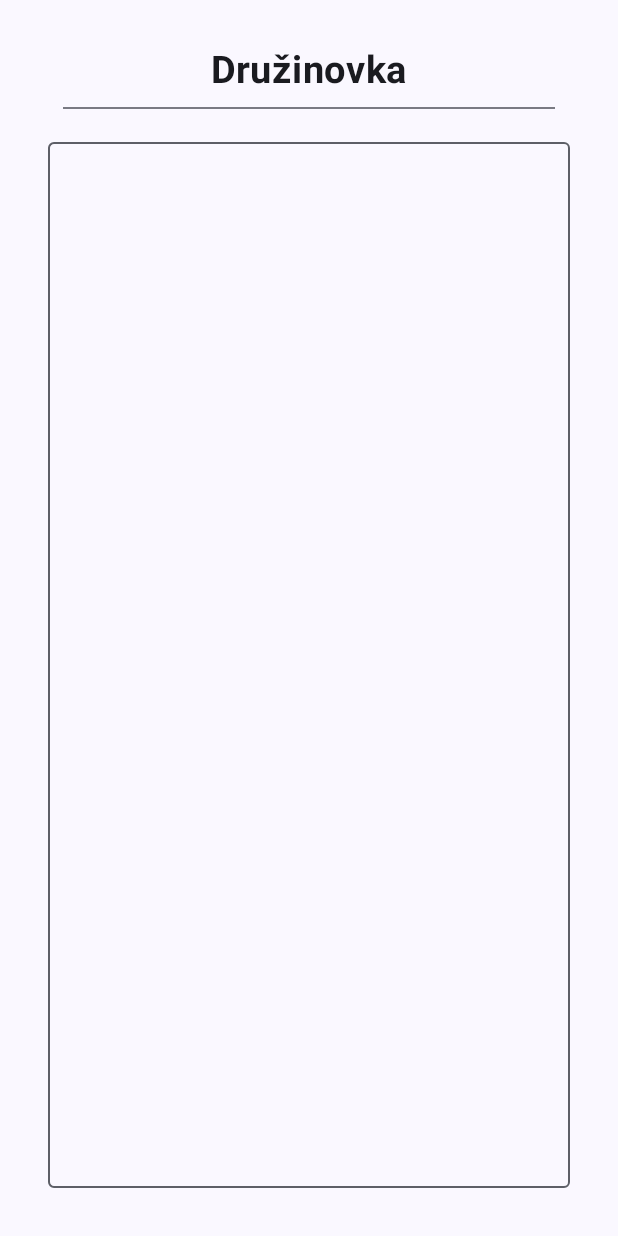
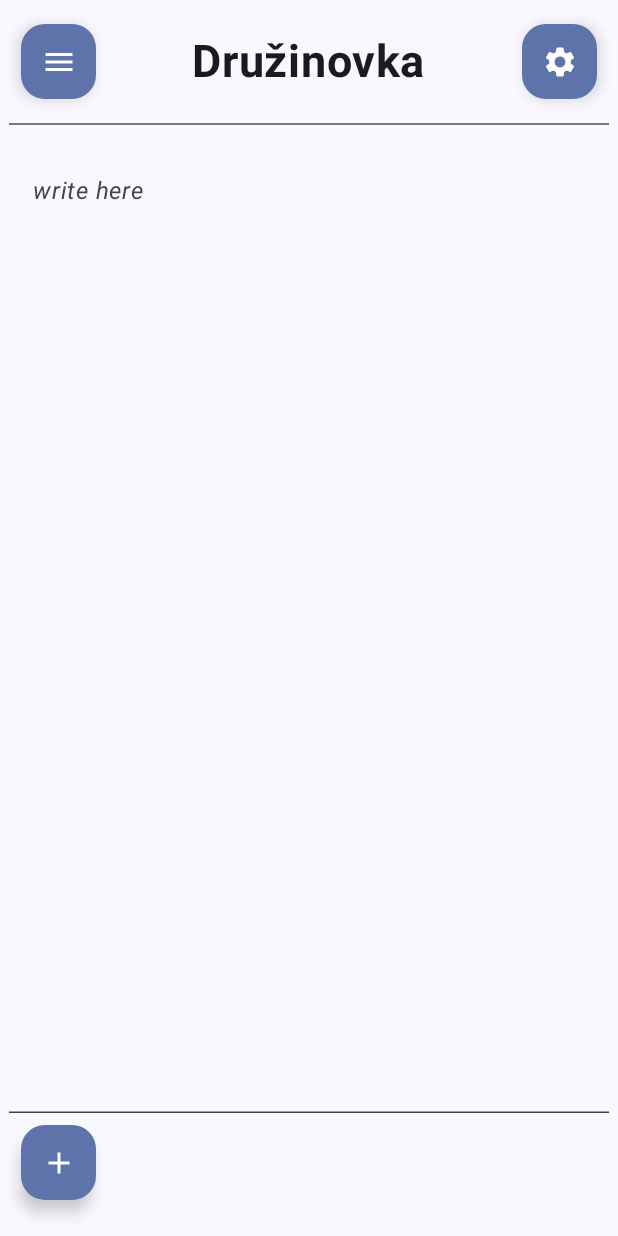
Before and after one commit to hafihaf123/radca, an Android app built with Jetpack Compose: the screen it shows after launch (MainActivity), on a phone screen of 412 x 824 dp. Run offline under Robolectric (Android 15) with nearby library versions, the phone set to English and light mode, and no system bars.

Commit message:
redesigned DruzinovkaScreen added IconButton made druzContent go from datastore only the first time the app is opened
TODO:
- IconButton add onClick logic

```diff
--- a/app/src/main/java/com/hafihaf/radca/DruzinovkaScreen.kt
+++ b/app/src/main/java/com/hafihaf/radca/DruzinovkaScreen.kt
@@ -1,33 +1,39 @@
 package com.hafihaf.radca
 
-import androidx.compose.foundation.layout.Box
 import androidx.compose.foundation.layout.Column
+import androidx.compose.foundation.layout.Row
 import androidx.compose.foundation.layout.fillMaxSize
 import androidx.compose.foundation.layout.fillMaxWidth
 import androidx.compose.foundation.layout.padding
+import androidx.compose.foundation.layout.size
+import androidx.compose.material.icons.Icons
+import androidx.compose.material.icons.filled.Add
+import androidx.compose.material.icons.filled.Menu
+import androidx.compose.material.icons.filled.Settings
+import androidx.compose.material3.Divider
 import androidx.compose.runtime.Composable
+import androidx.compose.runtime.LaunchedEffect
 import androidx.compose.runtime.collectAsState
 import androidx.compose.runtime.getValue
 import androidx.compose.runtime.mutableStateOf
-import androidx.compose.runtime.remember
 import androidx.compose.runtime.rememberCoroutineScope
 import androidx.compose.runtime.saveable.rememberSaveable
 import androidx.compose.runtime.setValue
+import androidx.compose.ui.Alignment
 import androidx.compose.ui.Modifier
 import androidx.compose.ui.platform.LocalContext
 import androidx.compose.ui.res.stringResource
 import androidx.compose.ui.tooling.preview.Preview
 import androidx.compose.ui.unit.dp
 import com.hafihaf.radca.datastore.StoreDruzContent
+import com.hafihaf.radca.ui.IconButton
 import com.hafihaf.radca.ui.InputBlock
 import com.hafihaf.radca.ui.Nadpis
 import com.hafihaf.radca.ui.theme.RadcaTheme
 import kotlinx.coroutines.launch
 
 @Composable
-fun DruzinovkaScreen(/*navController: NavController*/) {
-
-    val appLaunched by remember { mutableStateOf(true) }
+fun DruzinovkaScreen() {
 
     val context = LocalContext.current
     val scope = rememberCoroutineScope()
@@ -36,29 +42,48 @@ fun DruzinovkaScreen(/*navController: NavController*/) {
 
     var druzContent by rememberSaveable { mutableStateOf("") }
 
-    if (appLaunched) {
+    LaunchedEffect(savedDruzContent.value) {
+        // Set druzContent to the value from savedDruzContent when the composable is first launched
         druzContent = savedDruzContent.value!!
-//        appLaunched = false
     }
 
-    Box (
+    Column (
         modifier = Modifier
+            .padding(6.dp, 16.dp)
             .fillMaxSize()
-            .padding(32.dp)
     ) {
-        Column {
+        Row (
+            modifier = Modifier.padding(horizontal = 8.dp)
+        ) {
+            IconButton(
+                modifier = Modifier.size(50.dp),
+                icon = Icons.Filled.Menu,
+                contentDescription = stringResource(R.string.side_menu_button)
+            )
+
             Nadpis(
                 modifier = Modifier
-                    .padding(bottom = 12.dp)
-                    .fillMaxWidth(),
-                text = stringResource(R.string.druzinovka)
+                    .align(Alignment.CenterVertically)
+                    .weight(1f),
+                text = stringResource(R.string.druzinovka),
+                textSize = 30
             )
+
+            IconButton(
+                modifier = Modifier.size(50.dp),
+                icon = Icons.Filled.Settings,
+                contentDescription = stringResource(R.string.settings_button)
+            )
+        }
+
+        Divider(modifier = Modifier.padding(0.dp, 16.dp))
 
         InputBlock(
             modifier = Modifier
                 .weight(1f)
                 .fillMaxWidth(),
             text = druzContent,
+            placeholder = "write here",
             onTextChange = {
                 druzContent = it
                 scope.launch {
@@ -66,8 +91,15 @@ fun DruzinovkaScreen(/*navController: NavController*/) {
                 }
             }
         )
+        Row(
+            modifier = Modifier.padding(8.dp)
+        ) {
+            IconButton(
+                modifier = Modifier.size(50.dp),
+                icon = Icons.Filled.Add,
+                contentDescription = "more"
+            )
         }
-        /* MoreButton */
     }
 }
 
--- /dev/null
+++ b/app/src/main/java/com/hafihaf/radca/ui/IconButton.kt
@@ -0,0 +1,37 @@
+package com.hafihaf.radca.ui
+
+import androidx.compose.material.icons.Icons
+import androidx.compose.material.icons.filled.Add
+import androidx.compose.material3.FloatingActionButton
+import androidx.compose.material3.Icon
+import androidx.compose.runtime.Composable
+import androidx.compose.ui.Modifier
+import androidx.compose.ui.graphics.vector.ImageVector
+import androidx.compose.ui.tooling.preview.Preview
+import com.hafihaf.radca.ui.theme.RadcaTheme
+
+@Composable
+fun IconButton(
+    modifier: Modifier,
+    icon: ImageVector,
+    contentDescription: String
+) {
+    FloatingActionButton(
+        modifier = modifier,
+        onClick = { /*TODO*/ }
+    ) {
+        Icon(icon, contentDescription)
+    }
+}
+
+@Preview(showBackground = true)
+@Composable
+fun IconButtonPreview() {
+    RadcaTheme {
+        IconButton(
+            modifier = Modifier,
+            icon = Icons.Filled.Add,
+            contentDescription = ""
+        )
+    }
+}
--- a/app/src/main/java/com/hafihaf/radca/ui/InputBlock.kt
+++ b/app/src/main/java/com/hafihaf/radca/ui/InputBlock.kt
@@ -1,9 +1,13 @@
 package com.hafihaf.radca.ui
 
 import androidx.compose.foundation.layout.padding
-import androidx.compose.material3.OutlinedTextField
+import androidx.compose.material3.MaterialTheme
+import androidx.compose.material3.Text
+import androidx.compose.material3.TextField
+import androidx.compose.material3.TextFieldDefaults
 import androidx.compose.runtime.Composable
 import androidx.compose.ui.Modifier
+import androidx.compose.ui.text.font.FontStyle
 import androidx.compose.ui.tooling.preview.Preview
 import androidx.compose.ui.unit.dp
 import com.hafihaf.radca.ui.theme.RadcaTheme
@@ -12,12 +16,19 @@ import com.hafihaf.radca.ui.theme.RadcaTheme
 fun InputBlock(
     modifier: Modifier,
     text: String,
-    onTextChange: (String) -> Unit
+    onTextChange: (String) -> Unit,
+    placeholder: String
 ) {
-    OutlinedTextField(
+    TextField(
         value = text,
         onValueChange = { onTextChange(it) },
-        modifier = modifier
+        modifier = modifier,
+        placeholder = { Text(text = placeholder, fontStyle = FontStyle.Italic) },
+        colors = TextFieldDefaults.colors(
+            focusedContainerColor = MaterialTheme.colorScheme.background,
+            unfocusedContainerColor = MaterialTheme.colorScheme.background,
+            disabledContainerColor = MaterialTheme.colorScheme.background,
+        )
     )
 }
 
@@ -28,6 +39,7 @@ fun InputBlockPreview() {
         InputBlock(
             text = "Hello World!\nashdvsufsu\naojhdbduoa\n\ndge",
             onTextChange = {},
+            placeholder = "write here",
             modifier = Modifier
                 .padding(16.dp)
         )
--- a/app/src/main/java/com/hafihaf/radca/ui/Nadpis.kt
+++ b/app/src/main/java/com/hafihaf/radca/ui/Nadpis.kt
@@ -2,7 +2,6 @@ package com.hafihaf.radca.ui
 
 import androidx.compose.foundation.layout.Column
 import androidx.compose.foundation.layout.padding
-import androidx.compose.material3.Divider
 import androidx.compose.material3.Text
 import androidx.compose.runtime.Composable
 import androidx.compose.ui.Alignment
@@ -16,7 +15,8 @@ import com.hafihaf.radca.ui.theme.RadcaTheme
 @Composable
 fun Nadpis(
     modifier: Modifier,
-    text: String
+    text: String,
+    textSize: Int
 ) {
     Column(
         horizontalAlignment = Alignment.CenterHorizontally,
@@ -24,10 +24,10 @@ fun Nadpis(
     ) {
         Text(
             text = text,
-            fontSize = 25.sp,
+            fontSize = textSize.sp,
             fontWeight = FontWeight.Bold
         )
-        Divider(modifier = Modifier.padding(10.dp))
+//        Divider(modifier = Modifier.padding(10.dp))
     }
 }
 
@@ -37,6 +37,7 @@ fun NadpisPreview() {
     RadcaTheme {
         Nadpis(
             text = "Hello World!",
+            textSize = 25,
             modifier = Modifier
                 .padding(16.dp)
         )
--- a/app/src/main/res/values/strings.xml
+++ b/app/src/main/res/values/strings.xml
@@ -1,4 +1,6 @@
 <resources>
     <string name="app_name">radca</string>
     <string name="druzinovka">Družinovka</string>
+    <string name="side_menu_button">side menu button</string>
+    <string name="settings_button">settings button</string>
 </resources>
```
Lines whose indentation alone changed are shown as unchanged.
